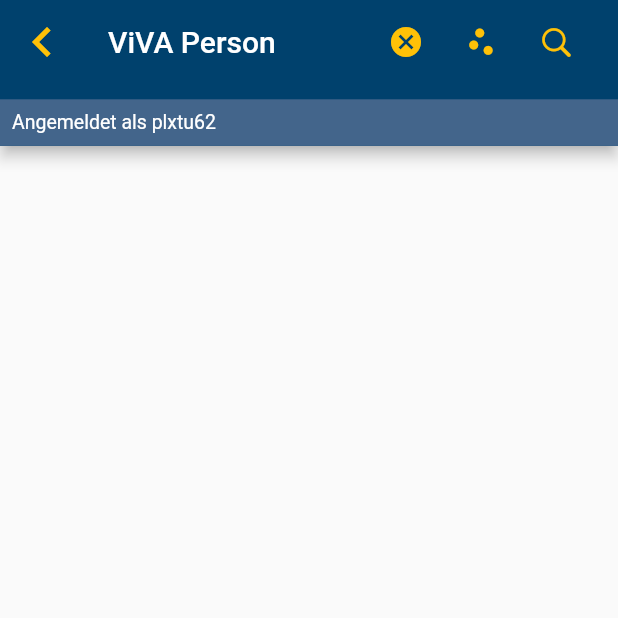
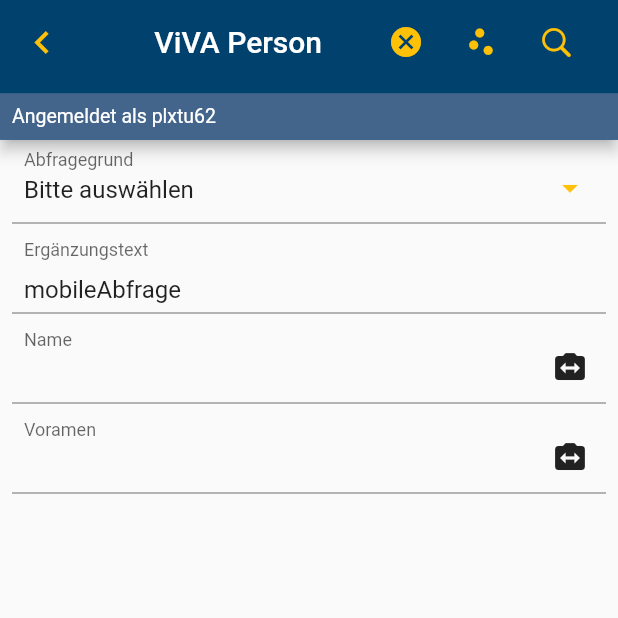
Before and after one commit to Young-Slim-Jim/ba_polizei, a Flutter app: the VivaPerson screen opened directly, on a phone screen of 412 x 824 dp, the top half of it. Run offline on Flutter 3.47's test engine with Material 2 defaults, Android fonts, the phone set to English and light mode, and no system bars; our stand-ins replace auto_size_text, font_awesome_flutter.

Commit message:
abfragrgund ergänzungtext name vorname geht

```diff
--- a/lib/startScreen.dart
+++ b/lib/startScreen.dart
@@ -28,15 +28,15 @@ class StartScreen extends StatelessWidget {
       decoration: BoxDecoration(
         gradient: RadialGradient(
           colors: <Color>[
-            Colors.grey[300].withOpacity(0.5),
-            Colors.grey[300].withOpacity(0.1),
+            Colors.grey[100].withOpacity(0.1),
+            Colors.grey[100].withOpacity(0.1),
             Colors.white,
             Colors.white,
             Colors.white
           ],
           stops: [
             0.0,
-            0.15,
+            0.05,
             0.7,
             0.9,
             1.0,
--- a/lib/vivaPerson.dart
+++ b/lib/vivaPerson.dart
@@ -1,3 +1,4 @@
+import 'package:ba_polizei/abfragegrund.dart';
 import 'package:flutter/cupertino.dart';
 import 'package:flutter/material.dart';
 
@@ -7,14 +8,33 @@ class VivaPerson extends StatefulWidget {
 }
 
 class _VivaPersonState extends State<VivaPerson> {
+  String abfragegrund;
+
+  TextEditingController abfragegrundController = TextEditingController(
+    text: 'Bitte auswählen',
+  );
+
+  final nameFocus = FocusNode();
+  final vornameFocus = FocusNode();
+
+  TextEditingController nameController = TextEditingController();
+
+  TextEditingController vornameController = TextEditingController();
+
+  TextEditingController ergaenzungController = TextEditingController(
+    text: 'mobileAbfrage',
+  );
+
   @override
   Widget build(BuildContext context) {
     var height = MediaQuery.of(context).size.height;
     return Scaffold(
-      appBar: AppBar(
+      appBar: PreferredSize(
+        preferredSize: Size.fromHeight(height * 0.113),
+        child: AppBar(
           iconTheme: IconThemeData(color: Theme.of(context).accentColor),
           leading: IconButton(
-          icon: Icon(Icons.chevron_left, size: 40),
+            icon: Icon(Icons.chevron_left, size: 30),
             onPressed: () {
               Navigator.pop(context);
             },
@@ -25,13 +45,14 @@ class _VivaPersonState extends State<VivaPerson> {
                 flex: 45,
                 child: Text(
                   "ViVA Person",
+                  textAlign: TextAlign.center,
                   style: TextStyle(color: Colors.white),
                 ),
               ),
               Expanded(
                   flex: 13,
                   child:
-                    IconButton(icon: Icon(Icons.cancel), onPressed: () => {})),
+                      IconButton(icon: Icon(Icons.cancel), onPressed: () {})),
               Expanded(
                   flex: 13,
                   child: IconButton(
@@ -57,6 +78,152 @@ class _VivaPersonState extends State<VivaPerson> {
             ),
           ),
         ),
+      ),
+      body: Padding(
+        padding: const EdgeInsets.all(8.0),
+        child: ListView(
+          children: [
+            abfragegrundTextfield(),
+            ergaenzungstextTextfield(),
+            nameTextfield(),
+            vornameTextfield()
+          ],
+        ),
+      ),
+    );
+  }
+
+  Widget nameTextfield() {
+    return Padding(
+      padding: const EdgeInsets.only(bottom: 12.0),
+      child: Container(
+        child: Stack(
+          alignment: Alignment.centerRight,
+          children: <Widget>[
+            TextField(
+              autofocus: false,
+              controller: nameController,
+              focusNode: nameFocus,
+              decoration: InputDecoration(
+                labelText: "Name",
+                floatingLabelBehavior: FloatingLabelBehavior.always,
+                contentPadding: EdgeInsets.symmetric(
+                  horizontal: 8,
+                ),
+              ),
+            ),
+            nameFocus.hasFocus
+                ? IconButton(
+                    icon: Icon(Icons.close),
+                    onPressed: () => nameController.clear())
+                : IconButton(
+                    icon: Icon(Icons.switch_camera),
+                    onPressed: () {
+                      nameFocus.unfocus();
+                      vornameFocus.unfocus();
+                      String savetext;
+                      savetext = nameController.text;
+                      nameController.text = vornameController.text;
+                      vornameController.text = savetext;
+                    }),
+          ],
+        ),
+      ),
+    );
+  }
+
+  Widget vornameTextfield() {
+    return Padding(
+      padding: const EdgeInsets.only(bottom: 12.0),
+      child: Container(
+        child: Stack(
+          alignment: Alignment.centerRight,
+          children: <Widget>[
+            TextField(
+              autofocus: false,
+              controller: vornameController,
+              focusNode: vornameFocus,
+              decoration: InputDecoration(
+                labelText: "Voramen",
+                floatingLabelBehavior: FloatingLabelBehavior.always,
+                contentPadding: EdgeInsets.symmetric(
+                  horizontal: 8,
+                ),
+              ),
+            ),
+            vornameFocus.hasFocus
+                ? IconButton(
+                    icon: Icon(Icons.close),
+                    onPressed: () => vornameController.clear())
+                : IconButton(
+                    icon: Icon(Icons.switch_camera),
+                    onPressed: () {
+                      nameFocus.unfocus();
+                      vornameFocus.unfocus();
+                      String savetext;
+                      savetext = nameController.text;
+                      nameController.text = vornameController.text;
+                      vornameController.text = savetext;
+                    }),
+          ],
+        ),
+      ),
+    );
+  }
+
+  Widget ergaenzungstextTextfield() {
+    return Padding(
+      padding: const EdgeInsets.only(bottom: 12.0),
+      child: TextField(
+        autofocus: false,
+        controller: ergaenzungController,
+        decoration: InputDecoration(
+          labelText: "Ergänzungstext",
+          contentPadding: EdgeInsets.symmetric(
+            horizontal: 8,
+          ),
+        ),
+      ),
+    );
+  }
+
+  Widget abfragegrundTextfield() {
+    return Padding(
+      padding: const EdgeInsets.only(bottom: 12.0),
+      child: TextField(
+        readOnly: true,
+        autofocus: false,
+        onTap: () {
+          Navigator.push(
+            context,
+            MaterialPageRoute(
+              builder: (context) => Abfragegrund(),
+            ),
+          ).then(
+            (value) {
+              setState(
+                () {
+                  abfragegrundController.text = value;
+                },
+              );
+            },
+          );
+        },
+        controller: abfragegrundController,
+        decoration: InputDecoration(
+          labelText: "Abfragegrund",
+          contentPadding: EdgeInsets.symmetric(
+            horizontal: 8,
+          ),
+          suffixIcon: SizedBox(
+            height: 15,
+            child: Icon(
+              Icons.arrow_drop_down,
+              color: Theme.of(context).accentColor,
+            ),
+          ),
+        ),
+      ),
     );
   }
 }
--- /dev/null
+++ b/probleme.txt
@@ -0,0 +1,5 @@
+1. Appbar geht nur als Workaround. Leading item lässt sich nicht zu 100% rausnehmen da padding immer bleibt bzw sich der Platz für das Leading Item nicht bestimmen lässt-
+
+2. man kann ann den automatisch erstellten back button keinen text anhängen.
+
+3. textfield suffixicon iconbutton führt immer dazu, dass das textfield ausgewählt wird, daher musste ein workaround mit einem Stack gebaut werden.
```
Also changed, not shown: lib/abfragegrund.dart (added, +187 -0 lines), 2 other files. Lines whose indentation alone changed are shown as unchanged.
